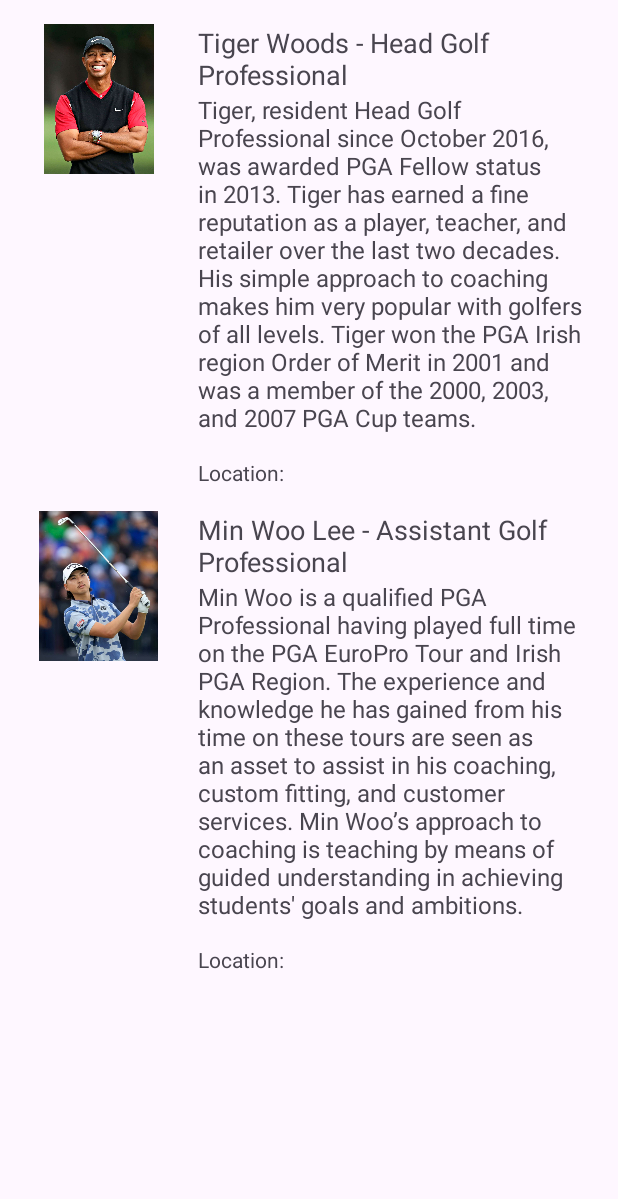
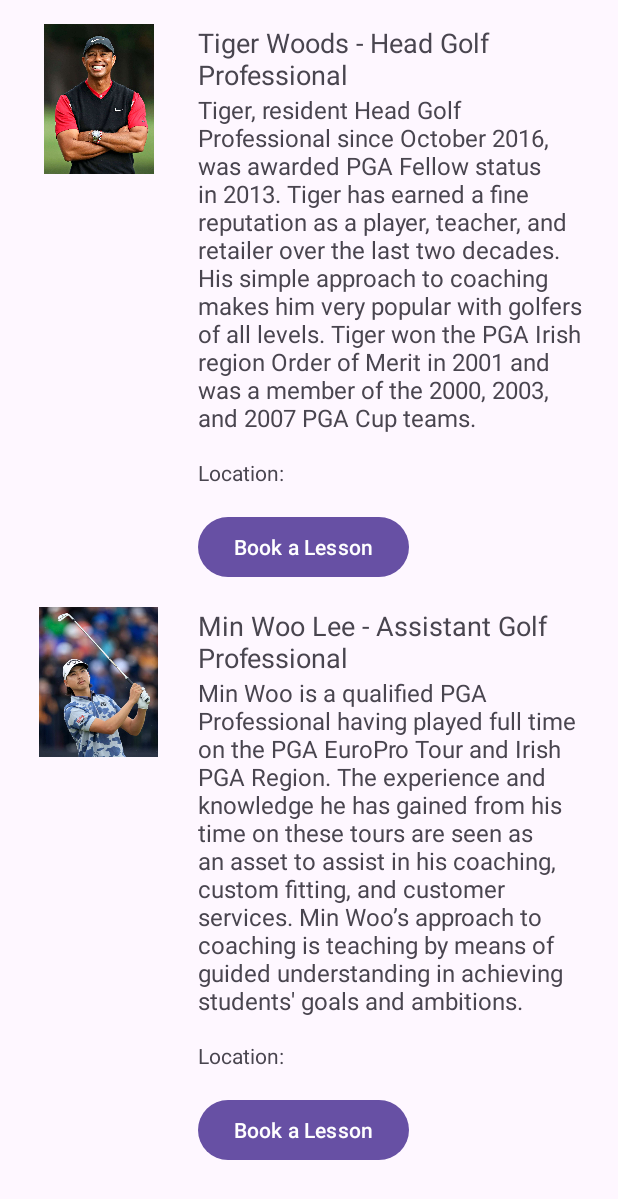
Before and after one commit to SamReilly01/Mobile-Assignment-App, an Android app: the OurTeamActivity screen opened directly, with no data from a screen before it, on a phone screen of 412 x 824 dp. Shown: the top 1199 px of the screen. Run offline under Robolectric (Android 15) with nearby library versions, the phone set to English and light mode, and no system bars.

Commit message:
OurTeam updated, buttons leading to bookinglesson page

```diff
--- a/app/src/main/AndroidManifest.xml
+++ b/app/src/main/AndroidManifest.xml
@@ -57,6 +57,12 @@
             <!-- No intent-filter is needed for additional activities -->
         </activity>
 
+        <activity
+            android:name=".LessonBookingActivity"
+            android:exported="true">
+            <!-- No intent-filter is needed for additional activities -->
+        </activity>
+
     </application>
 
 </manifest>
--- a/app/src/main/java/com/example/assignment/OurTeamActivity.java
+++ b/app/src/main/java/com/example/assignment/OurTeamActivity.java
@@ -1,12 +1,14 @@
 package com.example.assignment;
 
 import android.Manifest;
+import android.content.Intent;
 import android.content.pm.PackageManager;
 import android.os.Bundle;
+import android.view.View;
 import android.widget.Button;
 import android.widget.ImageView;
-import android.widget.LinearLayout;
 import android.widget.TextView;
+import android.widget.Toast;
 
 import androidx.annotation.NonNull;
 import androidx.appcompat.app.AppCompatActivity;
@@ -38,21 +40,46 @@ public class OurTeamActivity extends AppCompatActivity {
         ImageView imageViewTeamMember1 = findViewById(R.id.imageViewTeamMember1);
         TextView textViewTeamMember1Role = findViewById(R.id.textViewTeamMember1Role);
         TextView textViewTeamMember1Description = findViewById(R.id.textViewTeamMember1Description);
+        Button buttonBookLesson1 = findViewById(R.id.buttonBookLesson1);
 
         // Replace the placeholder content with actual data
         imageViewTeamMember1.setImageResource(R.drawable.tiger_image);
         textViewTeamMember1Role.setText("Tiger Woods - Head Golf Professional");
         textViewTeamMember1Description.setText("Tiger, resident Head Golf Professional since October 2016, was awarded PGA Fellow status in 2013. Tiger has earned a fine reputation as a player, teacher, and retailer over the last two decades. His simple approach to coaching makes him very popular with golfers of all levels. Tiger won the PGA Irish region Order of Merit in 2001 and was a member of the 2000, 2003, and 2007 PGA Cup teams.");
 
+        // Set click listener for Book a Lesson Button for Team Member 1
+        buttonBookLesson1.setOnClickListener(new View.OnClickListener() {
+            @Override
+            public void onClick(View view) {
+                // Implement the logic for booking a lesson for Team Member 1
+                openLessonBookingActivity();
+            }
+        });
+
         // Team Member 2
         ImageView imageViewTeamMember2 = findViewById(R.id.imageViewTeamMember2);
         TextView textViewTeamMember2Role = findViewById(R.id.textViewTeamMember2Role);
         TextView textViewTeamMember2Description = findViewById(R.id.textViewTeamMember2Description);
+        Button buttonBookLesson2 = findViewById(R.id.buttonBookLesson2);
 
         // Replace the placeholder content with actual data
         imageViewTeamMember2.setImageResource(R.drawable.minwoo_image);
         textViewTeamMember2Role.setText("Min Woo Lee - Assistant Golf Professional");
         textViewTeamMember2Description.setText("Min Woo is a qualified PGA Professional having played full time on the PGA EuroPro Tour and Irish PGA Region. The experience and knowledge he has gained from his time on these tours are seen as an asset to assist in his coaching, custom fitting, and customer services. Min Woo’s approach to coaching is teaching by means of guided understanding in achieving students' goals and ambitions.");
+
+        // Set click listener for Book a Lesson Button for Team Member 2
+        buttonBookLesson2.setOnClickListener(new View.OnClickListener() {
+            @Override
+            public void onClick(View view) {
+                // Implement the logic for booking a lesson for Team Member 2
+                openLessonBookingActivity();
+            }
+        });
+    }
+
+    private void openLessonBookingActivity() {
+        Intent intent = new Intent(this, LessonBookingActivity.class);
+        startActivity(intent);
     }
 
     private void initLocation() {
@@ -69,13 +96,7 @@ public class OurTeamActivity extends AppCompatActivity {
 
     private void updateLocationForTeamMember(int locationTextViewId) {
         if (ActivityCompat.checkSelfPermission(this, Manifest.permission.ACCESS_FINE_LOCATION) != PackageManager.PERMISSION_GRANTED && ActivityCompat.checkSelfPermission(this, Manifest.permission.ACCESS_COARSE_LOCATION) != PackageManager.PERMISSION_GRANTED) {
-            // TODO: Consider calling
-            //    ActivityCompat#requestPermissions
-            // here to request the missing permissions, and then overriding
-            //   public void onRequestPermissionsResult(int requestCode, String[] permissions,
-            //                                          int[] grantResults)
-            // to handle the case where the user grants the permission. See the documentation
-            // for ActivityCompat#requestPermissions for more details.
+            // TODO: Handle the case where the user doesn't have the required permissions
             return;
         }
         fusedLocationClient.getLastLocation()
@@ -83,7 +104,7 @@ public class OurTeamActivity extends AppCompatActivity {
                     if (location != null) {
                         // Display the latitude and longitude in the specified TextView
                         TextView locationTextView = findViewById(locationTextViewId);
-                        locationTextView.setText(String.format("Latitude: %s\nLongitude: %s", location.getLatitude(), location.getLongitude()));
+                        locationTextView.setText(String.format("Location: Latitude %s, Longitude %s", location.getLatitude(), location.getLongitude()));
                     }
                 });
     }
@@ -97,6 +118,7 @@ public class OurTeamActivity extends AppCompatActivity {
                 initLocation();
             } else {
                 // Permission denied, handle accordingly (e.g., show a message)
+                Toast.makeText(this, "Location permission denied. Some features may not work.", Toast.LENGTH_SHORT).show();
             }
         }
     }
--- a/app/src/main/res/layout/activity_ourteam.xml
+++ b/app/src/main/res/layout/activity_ourteam.xml
@@ -51,6 +51,14 @@
                 android:layout_height="wrap_content"
                 android:text="Location: "
                 android:layout_marginTop="16dp"/>
+
+            <!-- Book a Lesson Button for Team Member 1 -->
+            <Button
+                android:id="@+id/buttonBookLesson1"
+                android:layout_width="wrap_content"
+                android:layout_height="wrap_content"
+                android:text="Book a Lesson"
+                android:layout_marginTop="16dp"/>
         </LinearLayout>
     </RelativeLayout>
 
@@ -98,6 +106,14 @@
                 android:layout_height="wrap_content"
                 android:text="Location: "
                 android:layout_marginTop="16dp"/>
+
+            <!-- Book a Lesson Button for Team Member 2 -->
+            <Button
+                android:id="@+id/buttonBookLesson2"
+                android:layout_width="wrap_content"
+                android:layout_height="wrap_content"
+                android:text="Book a Lesson"
+                android:layout_marginTop="16dp"/>
         </LinearLayout>
     </RelativeLayout>
 
```
Also changed, not shown: app/src/main/java/com/example/assignment/LessonBookingActivity.java (added, +16 -0 lines), app/src/main/res/layout/activity_lesson_booking.xml (added, +12 -0 lines).
